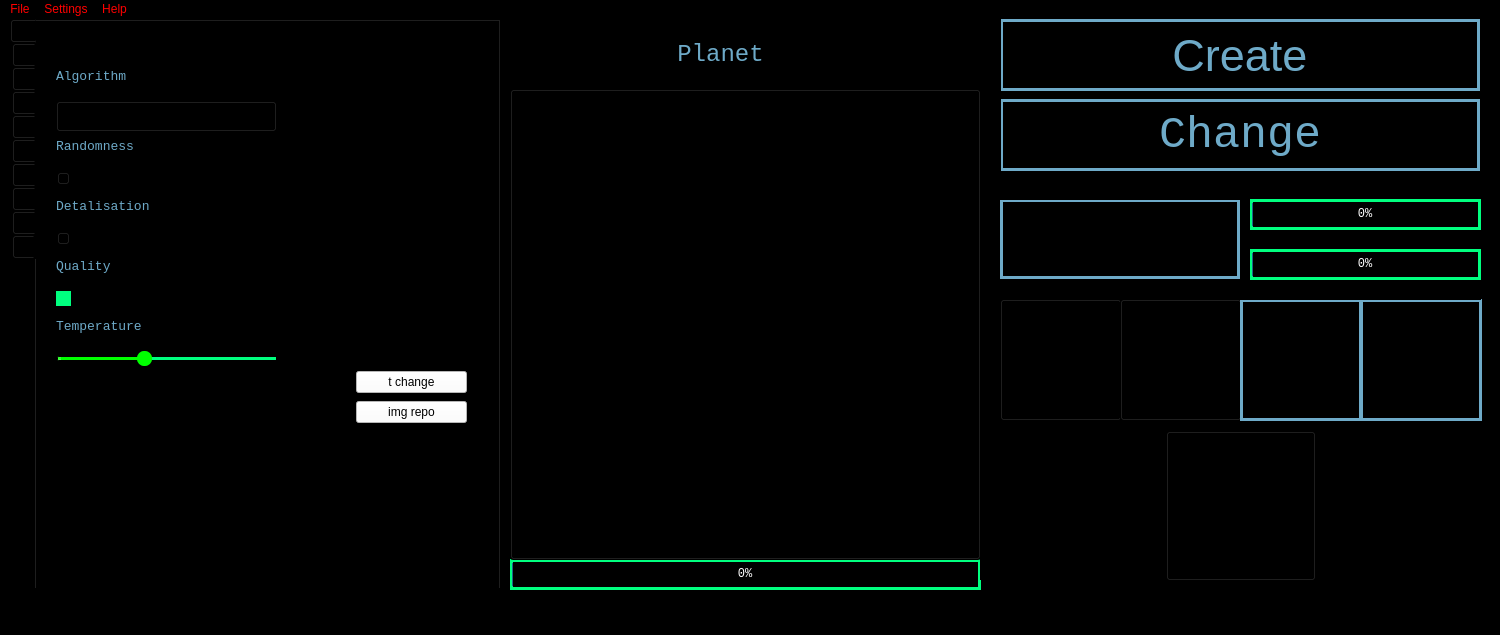
Before: the Qt Designer form mainwindow.ui in Nikita-080/God-of-pixels-3, drawn with Qt 5.
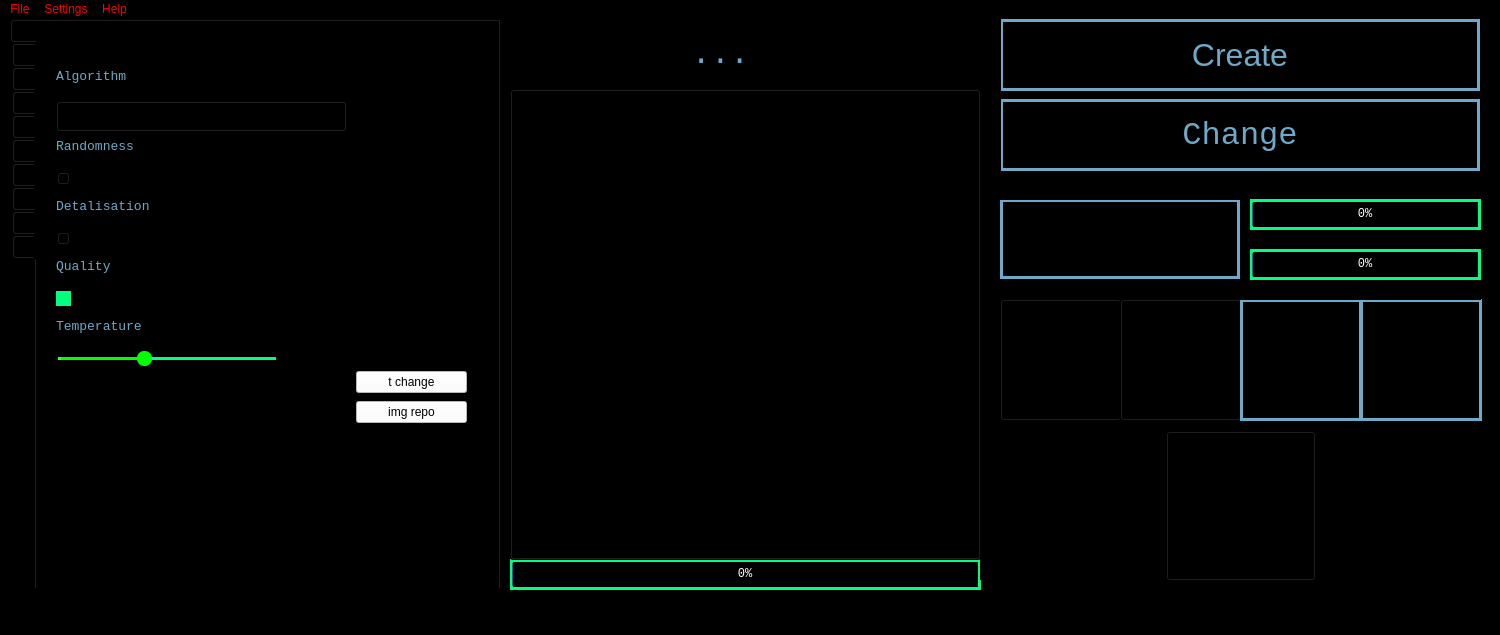
After: the same form once the commit is applied. The open tabs and pages were chosen to show the change.

```diff
--- a/mainwindow.ui
+++ b/mainwindow.ui
@@ -10,6 +10,11 @@
     <height>635</height>
    </rect>
   </property>
+  <property name="font">
+   <font>
+    <pointsize>27</pointsize>
+   </font>
+  </property>
   <property name="windowTitle">
    <string>God of pixels 3</string>
   </property>
@@ -147,11 +152,11 @@
     <property name="font">
      <font>
       <family>Consolas</family>
-      <pointsize>18</pointsize>
+      <pointsize>24</pointsize>
      </font>
     </property>
     <property name="text">
-     <string>Planet</string>
+     <string notr="true">...</string>
     </property>
     <property name="alignment">
      <set>Qt::AlignCenter</set>
@@ -286,7 +291,7 @@
     </property>
     <property name="font">
      <font>
-      <pointsize>34</pointsize>
+      <pointsize>24</pointsize>
      </font>
     </property>
     <property name="styleSheet">
@@ -429,7 +434,7 @@
     <property name="font">
      <font>
       <family>Consolas</family>
-      <pointsize>34</pointsize>
+      <pointsize>24</pointsize>
      </font>
     </property>
     <property name="styleSheet">
@@ -2064,7 +2069,7 @@
        <rect>
         <x>20</x>
         <y>80</y>
-        <width>221</width>
+        <width>291</width>
         <height>31</height>
        </rect>
       </property>
@@ -2077,6 +2082,16 @@
       <property name="styleSheet">
        <string notr="true"/>
       </property>
+      <item>
+       <property name="text">
+        <string>diamond square</string>
+       </property>
+      </item>
+      <item>
+       <property name="text">
+        <string>fault formation</string>
+       </property>
+      </item>
      </widget>
      <widget class="QLabel" name="label_44">
       <property name="enabled">
```
Left out of the diff: 28 changed lines with no effect on the pictures.
